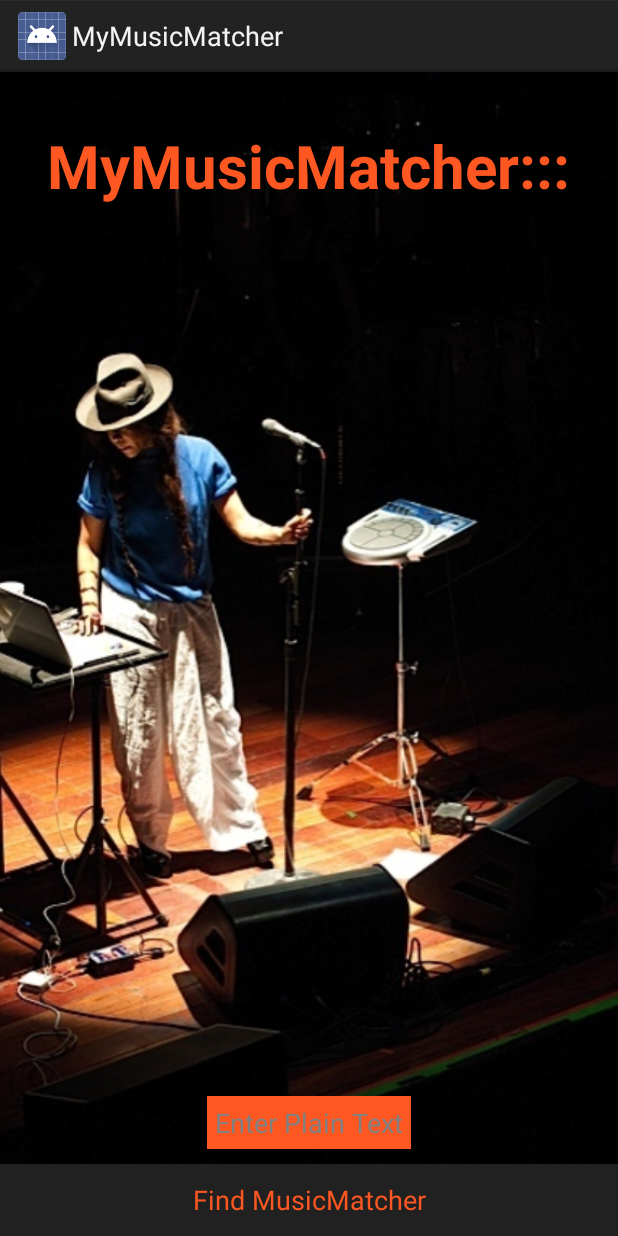
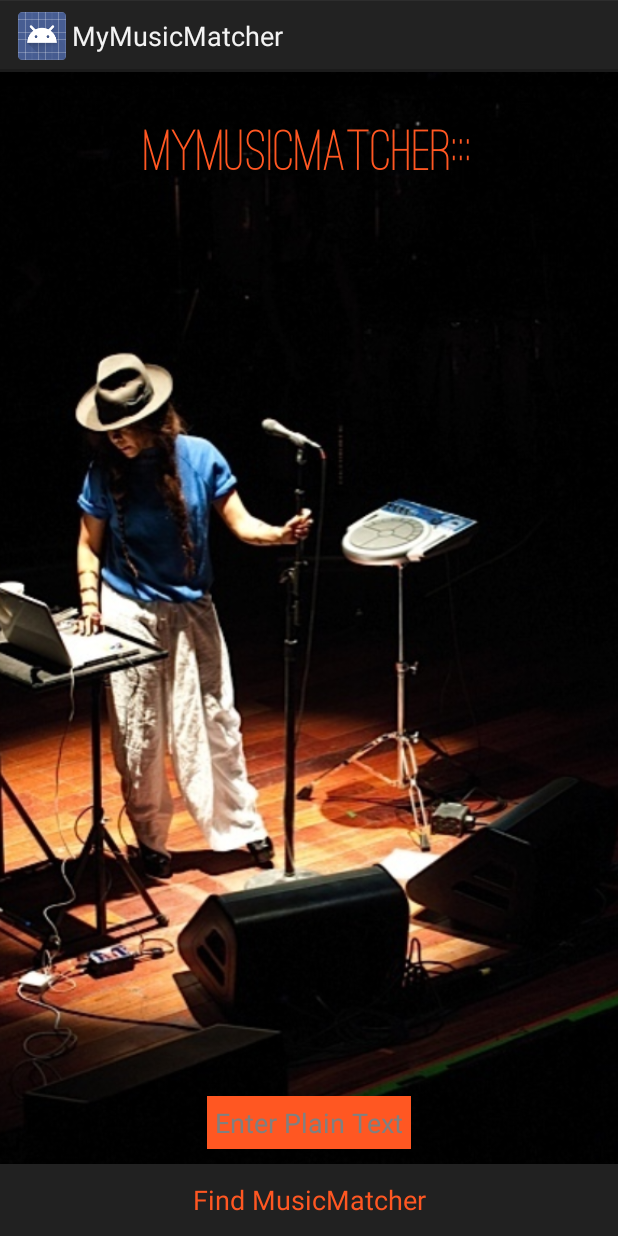
Before and after one commit to kavata9/MyMusicMatcher, an Android app: the screen it shows after launch (MainActivity), on a phone screen of 412 x 824 dp. Run offline under Robolectric (Android 15) with nearby library versions, the phone set to English and light mode, and no system bars.

Commit message:
change text font

```diff
--- a/app/src/main/java/com/music/agnes/mymusicmatcher/MainActivity.java
+++ b/app/src/main/java/com/music/agnes/mymusicmatcher/MainActivity.java
@@ -2,15 +2,18 @@ package com.music.agnes.mymusicmatcher;
 
 import android.app.Activity;
 import android.content.Intent;
+import android.graphics.Typeface;
 import android.os.Bundle;
 import android.util.Log;
 import android.view.View;
 import android.widget.Button;
 import android.widget.EditText;
+import android.widget.TextView;
 
 public class MainActivity extends Activity {
     private Button mFindMusicMatcherButton;
     private EditText mTypeEditText;
+    private TextView mAppNameTextView;
 
     @Override
     protected void onCreate(Bundle savedInstanceState) {
@@ -18,6 +21,9 @@ public class MainActivity extends Activity {
         setContentView(R.layout.activity_main);
         mTypeEditText = (EditText) findViewById(R.id.typeEditText);
         mFindMusicMatcherButton = (Button) findViewById(R.id.findButton);
+        mAppNameTextView = (TextView) findViewById(R.id.textView);
+        Typeface ostrichFont = Typeface.createFromAsset(getAssets(), "fonts/ostrich-regular.ttf");
+        mAppNameTextView.setTypeface(ostrichFont);
 
         mFindMusicMatcherButton.setOnClickListener(new View.OnClickListener() {
             @Override
```
Also changed, not shown: app/src/main/assets/fonts/ostrich-regular.ttf (added).
